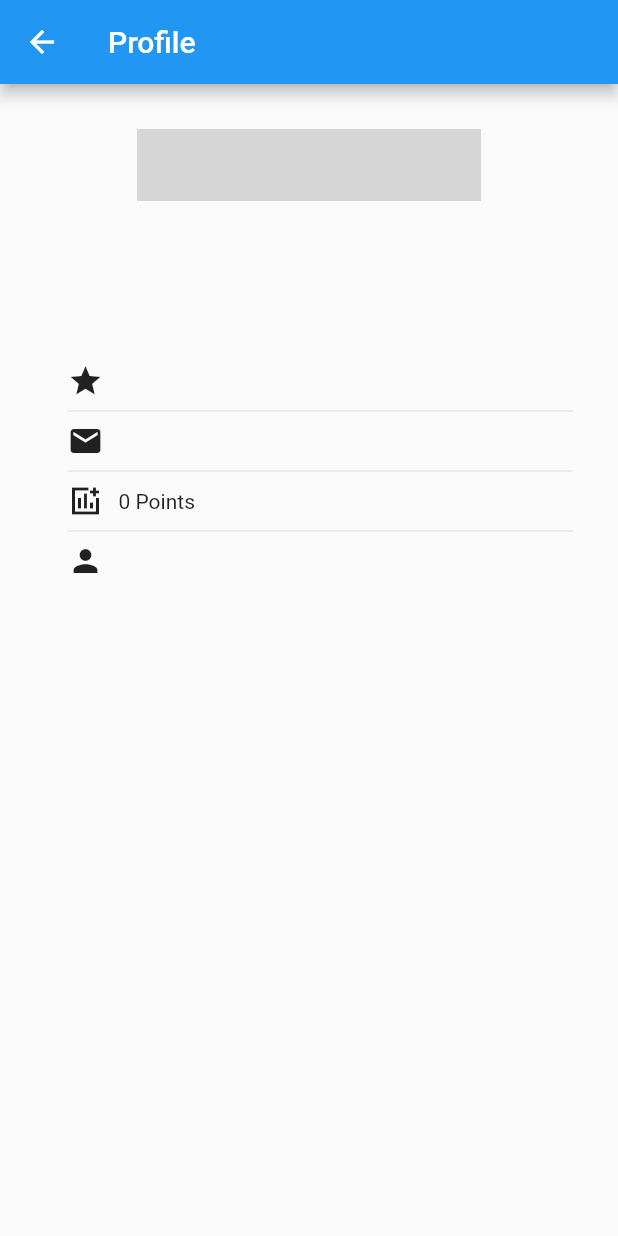
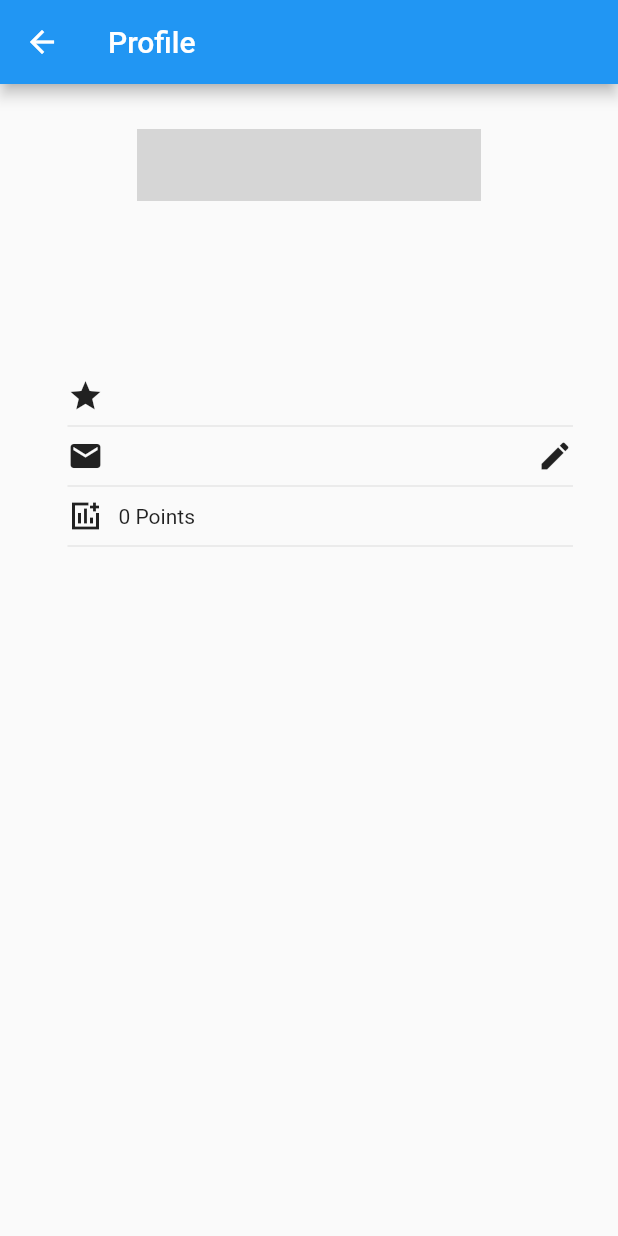
Before and after one commit to ialexies/bloc_firebase_auth_firestore_vgv, a Flutter app: the ProfilePage screen opened directly, on a phone screen of 412 x 824 dp. Run offline on Flutter 3.47's test engine with Material 2 defaults, Android fonts, the phone set to English and light mode, and no system bars; drawn by our look-alikes of extended_image; our stand-ins replace bloc, cloud_firestore, equatable, firebase_auth, firebase_core, flutter_bloc and 4 more; accounts and stored records are empty; network calls fail; grey boxes are pictures that could not be loaded.

Commit message:
add edit option in profile page

```diff
--- a/lib/app/modules/profile/profile_page.dart
+++ b/lib/app/modules/profile/profile_page.dart
@@ -112,6 +112,13 @@ class ProfilePageState extends State<ProfilePage> {
                           color: Colors.black54,
                         ),
                       ),
+                      Text(
+                        toBeginningOfSentenceCase(state.user.id).toString(),
+                        style: TextStyle(
+                          fontSize: 26.sp,
+                          color: Colors.black54,
+                        ),
+                      ),
                       const SizedBox(height: 30),
                       UserDataBuilder(state),
                     ],
@@ -144,6 +151,7 @@ class UserDataBuilder extends StatelessWidget {
           state,
           Icons.mail,
           toBeginningOfSentenceCase(state.user.email).toString(),
+          editable: true,
         ),
         const Divider(),
         UserDataRowBuilder(
@@ -152,22 +160,23 @@ class UserDataBuilder extends StatelessWidget {
           '${toBeginningOfSentenceCase(state.user.point.toString())} Points',
         ),
         const Divider(),
-        UserDataRowBuilder(
-          state,
-          Icons.person,
-          toBeginningOfSentenceCase(state.user.id).toString(),
-        ),
       ],
     );
   }
 }
 
 class UserDataRowBuilder extends StatelessWidget {
-  const UserDataRowBuilder(this.state, this._name, this._val, {super.key});
+  const UserDataRowBuilder(
+    this.state,
+    this._name,
+    this._val, {
+    this.editable,
+    super.key,
+  });
   final ProfileState state;
   final IconData _name;
   final String _val;
-
+  final bool? editable;
   @override
   Widget build(BuildContext context) {
     return Row(
@@ -175,6 +184,11 @@ class UserDataRowBuilder extends StatelessWidget {
         Icon(_name),
         const SizedBox(width: 10),
         Text(_val),
+        const Spacer(),
+        if (editable == null)
+          const SizedBox.shrink()
+        else
+          const Icon(Icons.edit),
       ],
     );
   }
```
